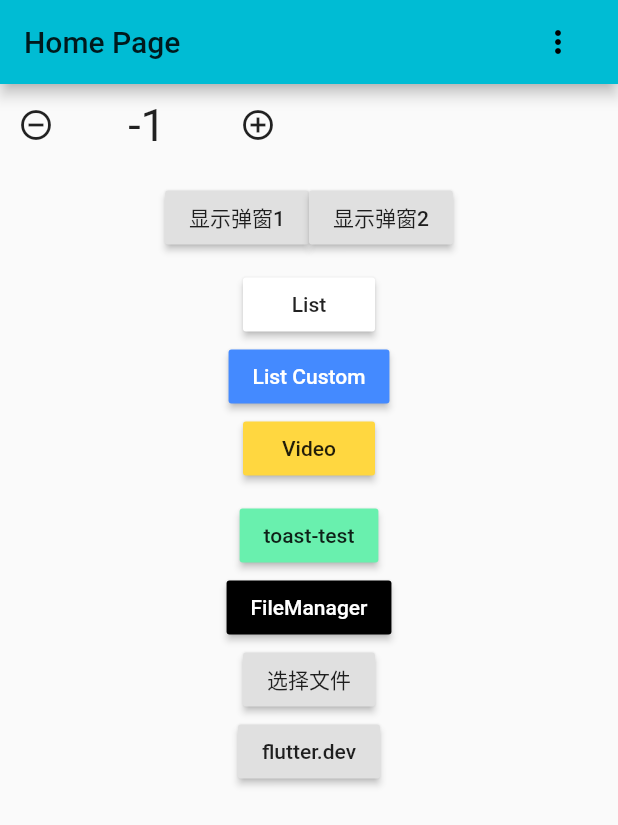
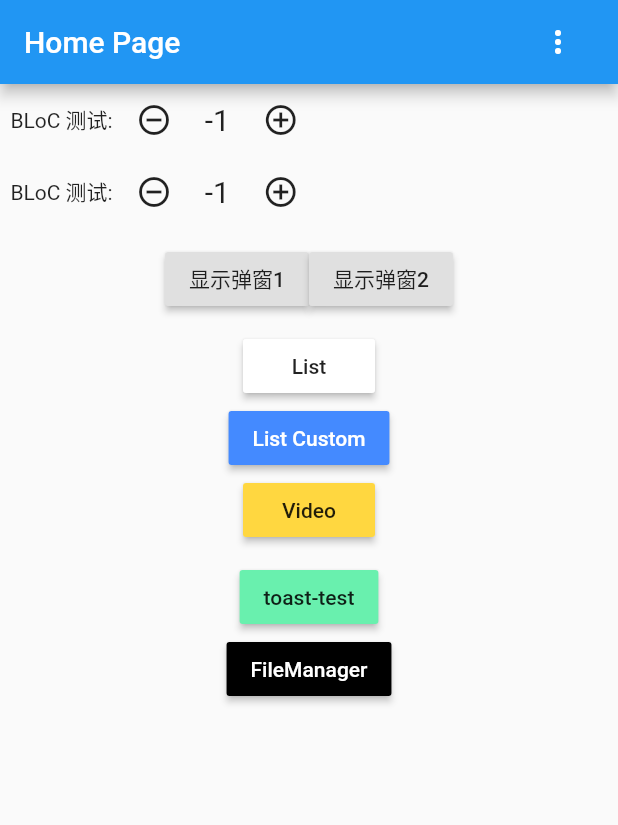
Before and after one commit to zero9527/fluttertest, a Flutter app: the screen it shows after launch, after a tap on the "remove circle outline" icon, on a phone screen of 412 x 824 dp. Shown: the top 825 px of the screen. Run offline on Flutter 3.47's test engine with Material 2 defaults, Android fonts, the phone set to English and light mode, and no system bars; our stand-ins replace chewie, dio, file_picker, permission_handler, video_player.

Commit message:
BLoC，start screen

```diff
--- /dev/null
+++ b/lib/BLoC/count_bloc.dart
@@ -0,0 +1,32 @@
+import 'dart:async';
+
+class CountBloC {
+  int _count;
+  StreamController<int> _countController;
+
+  /// BloC 模式
+  CountBloC() {
+    _count = 0;
+    _countController = StreamController<int>.broadcast();
+  }
+
+  Stream<int> get stream => _countController.stream;
+  int get value => _count;
+
+  /// _count++
+  increment() {
+    _countController.sink.add(++_count);
+  }
+
+  /// _count--
+  decrease() {
+    _countController.sink.add(--_count);
+  }
+
+  /// _countController.close()
+  dispose() {
+    _countController.close();
+  }
+}
+
+CountBloC bloC = CountBloC();
--- /dev/null
+++ b/lib/BLoC/global_bloc.dart
@@ -0,0 +1,27 @@
+import 'package:flutter/material.dart';
+// import 'dart:async';
+
+class GlobalBLoC {
+  Color _themeColor;
+  // StreamController _globalController;
+
+  GlobalBLoC() {
+    _themeColor = Colors.blue;
+  }
+
+  Color get theme => _themeColor;
+  // StreamController get stream => _globalController;
+
+  setTheme(Color color) {
+    _themeColor = color;
+    // _globalController.sink.add((){
+    //   _themeColor = color;
+    // });
+  }
+
+  // dispose() {
+  //   _globalController.close();
+  // }
+}
+
+GlobalBLoC globalBLoC = GlobalBLoC();
--- a/lib/components/counter.dart
+++ b/lib/components/counter.dart
@@ -1,54 +1,30 @@
 import 'package:flutter/material.dart';
+import 'package:fluttertest/BLoC/count_bloc.dart';
 
-class Counter extends StatefulWidget {
+class Counter extends StatelessWidget {
+  /// 使用 BloC
   Counter({ Key key }) : super(key: key);
-
-  @override
-  CounterState createState() => CounterState();
-}
-
-class CounterState extends State<Counter> {
-  int count = 0;
-
-  @override
-  void initState() {
-    super.initState();
-  }
-
-  void counter(type) {
-    setState(() {
-      switch (type) {
-        case '-':
-          count--;
-          break;
-        case '+':
-          count++;
-          break;
-        default:
-          count++;
-      }
-    });
-    print('count: $count');
-  }
 
   @override
   Widget build(BuildContext context) {
     return Row(
       children: <Widget>[
+        Text('  BLoC 测试: '),
         IconButton(
-          onPressed: () => counter('-'),
+          onPressed: () => bloC.decrease(),
           icon: Icon(Icons.remove_circle_outline)
         ),
-        Container(
-          width: 100,
-          alignment: Alignment.center,
-          padding: const EdgeInsets.all(10),
-          child: Text('$count', style: TextStyle(
-            fontSize: 30
-          )),
+        StreamBuilder(
+          stream: bloC.stream,
+          initialData: bloC.value,
+          builder: (BuildContext context, AsyncSnapshot snapshot) {
+            return Text('  ${snapshot.data}  ', style: TextStyle(
+              fontSize: 20
+            ),);
+          },
         ),
         IconButton(
-          onPressed: () => counter('+'),
+          onPressed: () => bloC.increment(),
           icon: Icon(Icons.add_circle_outline),
         ),
       ],
--- a/lib/components/test.dart
+++ b/lib/components/test.dart
@@ -1,5 +1,7 @@
 import 'dart:io';
 import 'package:flutter/material.dart';
+import 'package:flutter/services.dart';
+import 'package:fluttertest/BLoC/global_bloc.dart';
 import 'package:path_provider/path_provider.dart';
 import 'package:file_picker/file_picker.dart';
 import 'package:permission_handler/permission_handler.dart';
@@ -59,10 +61,19 @@ class TestState extends State<Test> {
     launch(url);
   }
 
+  void changeTheme() {
+    globalBLoC.setTheme(
+      globalBLoC.theme == Colors.green
+      ? Colors.blue
+      : Colors.green
+    );
+  }
+
   @override
   Widget build(BuildContext context) {
     return Column(
       children: <Widget>[
+        Counter(),
         Counter(),
         Container(
           padding: EdgeInsets.only(top: 10, bottom: 10),
@@ -143,14 +154,21 @@ class TestState extends State<Test> {
             child: Text('FileManager'),
           ),
         ),
-        RaisedButton(
-          onPressed: _selectFile,
-          child: Text('选择文件'),
-        ),
-        RaisedButton(
-          onPressed: () => lauchUrl('https://flutter.dev'),
-          child: Text('flutter.dev'),
-        ),
+        // RaisedButton(
+        //   onPressed: _selectFile,
+        //   child: Text('选择图片'),
+        // ),
+        // RaisedButton(
+        //   onPressed: () => lauchUrl('https://flutter.dev'),
+        //   child: Text('https://flutter.dev'),
+        //   color: Colors.white,
+        // ),
+        // RaisedButton(
+        //   onPressed: changeTheme,
+        //   child: Text('设置主题颜色为：${globalBLoC.theme == Colors.green
+        //     ? "Colors.blue"
+        //     : "Colors.green"}'),
+        // ),
       ],
     );
   }
--- a/lib/main.dart
+++ b/lib/main.dart
@@ -1,7 +1,7 @@
 import 'dart:io';
 import 'package:flutter/material.dart';
 import 'package:flutter/services.dart';
-import 'views/Home/index.dart';
+// import 'views/Home/index.dart';
 import 'router.dart';
 
 void main() {
@@ -10,6 +10,7 @@ void main() {
 
 class MyApp extends StatelessWidget {
   MyApp({ Key key }) : super(key: key) {
+
     if (Platform.isAndroid) {
       SystemUiOverlayStyle systemUiOverlayStyle =
           SystemUiOverlayStyle(statusBarColor: Colors.transparent);
@@ -22,10 +23,10 @@ class MyApp extends StatelessWidget {
   Widget build(BuildContext context) {
     return MaterialApp(
       title: 'Flutter Demo',
-      theme: ThemeData(
-        primarySwatch: Colors.cyan,
-      ),
-      home: Home(),
+      // theme: ThemeData(
+      //   // primarySwatch: Colors.blue,
+      // ),
+      // home: StartScreen(),
       initialRoute: '/',
       onGenerateRoute: generateRoute,
     );
--- a/lib/router.dart
+++ b/lib/router.dart
@@ -1,15 +1,18 @@
 import 'package:flutter/material.dart';
-import 'package:fluttertest/views/FileManager/index.dart';
+import 'views/StartScreen/index.dart';
 import 'views/Home/index.dart';
 import 'views/ListPage/index.dart';
 import 'views/DetailPage/index.dart';
 import 'views/List-Custom/index.dart';
 import 'views/Video/index.dart';
+import 'package:fluttertest/views/FileManager/index.dart';
 import 'package:fluttertest/components/ToToast/toast.test.dart';
 
 Route<dynamic> generateRoute(RouteSettings settings) {
   switch (settings.name) {
     case '/':
+      return MaterialPageRoute(builder: (context) => StartScreen());
+    case '/home':
       return MaterialPageRoute(builder: (context) => Home());
     case '/list':
       return MaterialPageRoute(
--- a/lib/views/Home/index.dart
+++ b/lib/views/Home/index.dart
@@ -1,6 +1,7 @@
 import 'package:flutter/material.dart';
 import 'package:fluttertest/components/menu-popup.dart';
 import 'package:fluttertest/components/test.dart';
+import 'package:fluttertest/BLoC/global_bloc.dart';
 
 class Home extends StatefulWidget {
   Home({
@@ -20,6 +21,7 @@ class HomeState extends State<Home> {
   Widget build(BuildContext context) {
     return Scaffold(
       appBar: AppBar(
+        automaticallyImplyLeading: false,
         // Here we take the value from the MyHomePage object that was created by
         // the App.build method, and use it to set our appbar title.
         title: Row(
@@ -29,6 +31,7 @@ class HomeState extends State<Home> {
             MenuPopup(),
           ],
         ),
+        backgroundColor: globalBLoC.theme,
       ),
       body: Test(),
     );
--- a/lib/views/ListPage/index.dart
+++ b/lib/views/ListPage/index.dart
@@ -1,6 +1,7 @@
 import 'package:flutter/material.dart';
 import 'dart:async';
 import 'package:fluttertest/components/List-Comp/index.dart';
+import 'package:fluttertest/BLoC/global_bloc.dart';
 
 abstract class IListItem {
   int id;
@@ -34,10 +35,10 @@ class ListState extends State<ListPage> {
 
   @override
   void initState() {
-    super.initState();
     Future.delayed(Duration(milliseconds: 100), () {
       loadMore();
     });
+    super.initState();
   }
 
   void onRefresh() async {
@@ -99,6 +100,7 @@ class ListState extends State<ListPage> {
     return Scaffold(
       appBar: AppBar(
         title: Text('List Page'),
+        backgroundColor: globalBLoC.theme,
       ),
       body: Stack(
         children: <Widget>[
--- /dev/null
+++ b/lib/views/StartScreen/index.dart
@@ -0,0 +1,69 @@
+import 'dart:async';
+import 'package:flutter/material.dart';
+
+class StartScreen extends StatefulWidget {
+  StartScreen({ Key key }) : super(key: key);
+
+  @override
+  State<StatefulWidget> createState() => StartScreenState();
+}
+
+class StartScreenState extends State<StartScreen> {
+  StartScreenState() : super();
+
+  int lastSeconds = 3;
+  Timer timer;
+
+  @override
+  void initState() {
+    countDown();
+    super.initState();
+  }
+
+  void countDown() {
+    if (lastSeconds == 0) {
+      Navigator.pushNamed(context, '/home');
+      return;
+    }
+    setState(() {
+      lastSeconds--;
+    });
+    timer = Timer(Duration(seconds: 1), countDown);
+  }
+
+  @override
+  void dispose() {
+    timer.cancel();
+    super.dispose();
+  }
+
+  @override
+  Widget build(BuildContext context) {
+    var screenSize = MediaQuery.of(context).size;
+    return Scaffold(
+      body: Container(
+        padding: const EdgeInsets.only(bottom: 50),
+        width: screenSize.width,
+        height: screenSize.height,
+        decoration: BoxDecoration(
+          image: DecorationImage(
+            image: AssetImage('lib/assets/images/start-screen.jpeg'),
+            fit: BoxFit.cover
+          )
+        ),
+        child: Column(
+          mainAxisAlignment: MainAxisAlignment.end,
+          children: <Widget>[
+            Text('Flutter Test 启动屏！', style: TextStyle(
+              fontSize: 20,
+              color: Colors.white,
+            ),),
+            Text('倒计时: $lastSeconds s', style: TextStyle(
+              color: Colors.white
+            ),)
+          ],
+        ),
+      ),
+    );
+  }
+}
--- a/pubspec.yaml
+++ b/pubspec.yaml
@@ -44,6 +44,7 @@ dev_dependencies:
 flutter:
 
   assets:
+    - lib/assets/images/start-screen.jpeg
     - lib/assets/images/2019-09-20_15_12_12.gif
     - lib/assets/video/butterfly.mp4
 
```
Also changed, not shown: lib/assets/images/start-screen.jpeg (added).
